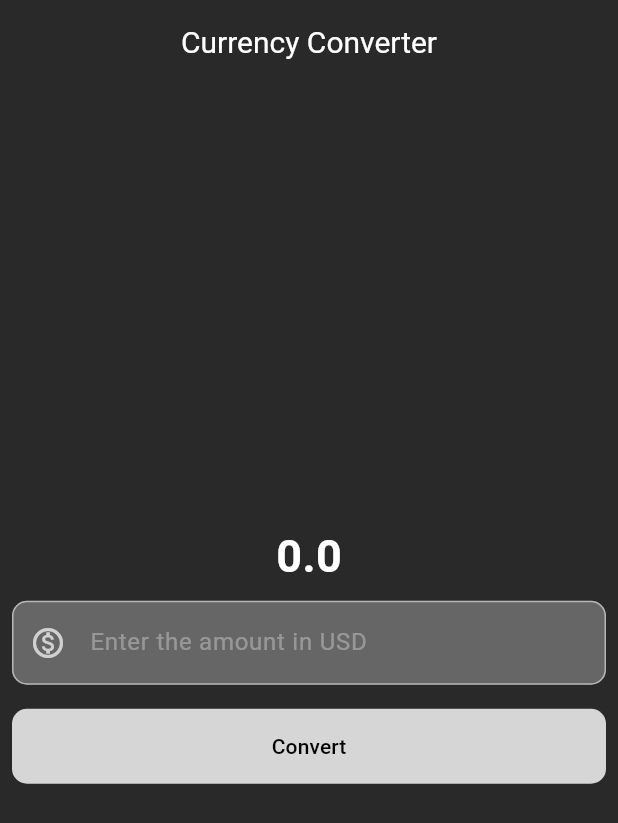
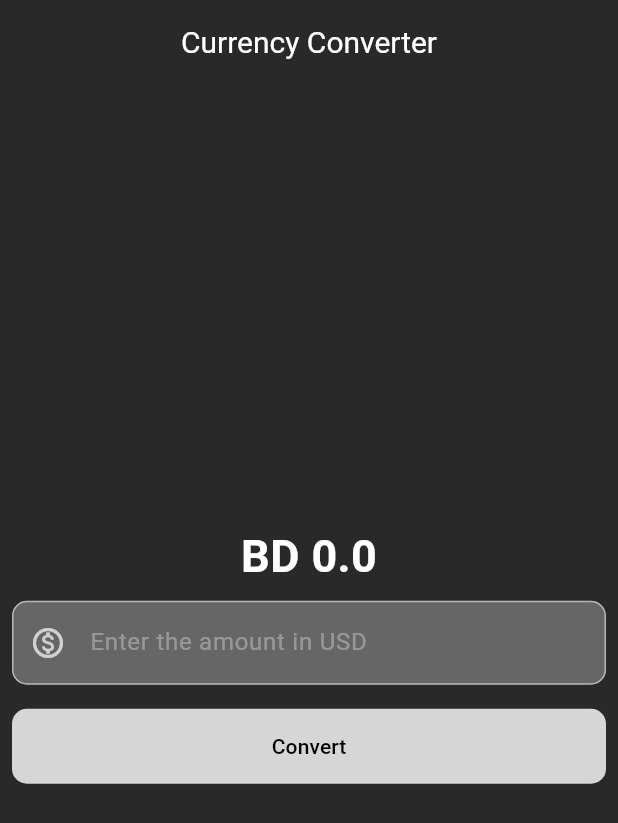
Before and after one commit to awtawsif/flutter_app, a Flutter app: the screen it shows after launch, after a tap on "Convert", on a phone screen of 412 x 824 dp. Shown: the top 823 px of the screen. Run offline on Flutter 3.47's test engine with Material 3 defaults, Android fonts, the phone set to English and light mode, and no system bars.

Commit message:
final changes

```diff
--- a/lib/main.dart
+++ b/lib/main.dart
@@ -26,10 +26,11 @@ class CurrencyConverter extends StatefulWidget {
 }
 
 class _CurrencyConverter extends State<CurrencyConverter> {
+  double result = 0;
+  final TextEditingController textEditingController = TextEditingController();
+
   @override
   Widget build(BuildContext context) {
-    final TextEditingController textEditingController = TextEditingController();
-    double result = 0;
     final border = OutlineInputBorder(
       borderRadius: BorderRadius.all(Radius.circular(10)),
       borderSide: BorderSide(
@@ -55,7 +56,7 @@ class _CurrencyConverter extends State<CurrencyConverter> {
             mainAxisAlignment: MainAxisAlignment.center,
             children: [
               Text(
-                result.toString(),
+                "BD $result",
                 style: TextStyle(
                   color: Colors.white,
                   fontSize: 30,
@@ -88,7 +89,9 @@ class _CurrencyConverter extends State<CurrencyConverter> {
                 padding: const EdgeInsets.all(8.0),
                 child: TextButton(
                   onPressed: () {
-                    result = double.parse(textEditingController.text) * 120;
+                    setState(() {
+                      result = double.parse(textEditingController.text) * 120;
+                    });
                   },
                   style: TextButton.styleFrom(
                     shape: RoundedRectangleBorder(
```
